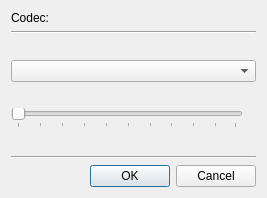
First picture: the form in examples/qt/hacker/writeoptions.ui, repository HappySeaFox/sail, before the edit.
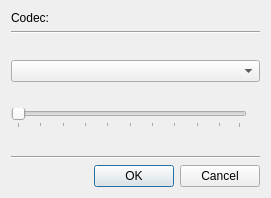
Second picture: the form after the edit.

What changed in the file:
```diff
--- a/examples/qt/hacker/writeoptions.ui
+++ b/examples/qt/hacker/writeoptions.ui
@@ -6,7 +6,7 @@
    <rect>
     <x>0</x>
     <y>0</y>
-    <width>267</width>
+    <width>271</width>
     <height>198</height>
    </rect>
   </property>
@@ -14,24 +14,51 @@
    <string>Write options tuning</string>
   </property>
   <layout class="QGridLayout" name="gridLayout">
-   <item row="0" column="0">
-    <widget class="QLabel" name="label">
-     <property name="text">
-      <string>Codec:</string>
-     </property>
-    </widget>
+   <item row="0" column="0" colspan="2">
+    <layout class="QHBoxLayout" name="horizontalLayout_2">
+     <item>
+      <widget class="QLabel" name="label">
+       <property name="text">
+        <string>Codec:</string>
+       </property>
+      </widget>
+     </item>
+     <item>
+      <widget class="QLabel" name="labelCodec">
+       <property name="sizePolicy">
+        <sizepolicy hsizetype="Preferred" vsizetype="Preferred">
+         <horstretch>1</horstretch>
+         <verstretch>0</verstretch>
+        </sizepolicy>
+       </property>
+       <property name="font">
+        <font>
+         <weight>75</weight>
+         <bold>true</bold>
+        </font>
+       </property>
+      </widget>
+     </item>
+    </layout>
    </item>
-   <item row="1" column="0" colspan="3">
+   <item row="1" column="0" colspan="2">
     <widget class="Line" name="line_2">
      <property name="orientation">
       <enum>Qt::Horizontal</enum>
      </property>
     </widget>
    </item>
-   <item row="4" column="0">
-    <widget class="QLabel" name="labelCompression"/>
+   <item row="2" column="0" colspan="2">
+    <widget class="QLabel" name="labelColor">
+     <property name="text">
+      <string/>
+     </property>
+    </widget>
    </item>
-   <item row="5" column="0" colspan="3">
+   <item row="3" column="0" colspan="2">
+    <widget class="QComboBox" name="comboColor"/>
+   </item>
+   <item row="5" column="0" colspan="2">
     <layout class="QHBoxLayout" name="horizontalLayout">
      <item>
       <widget class="QSlider" name="sliderCompression">
@@ -58,7 +85,7 @@
      </item>
     </layout>
    </item>
-   <item row="6" column="2">
+   <item row="6" column="1">
     <spacer name="verticalSpacer">
      <property name="orientation">
       <enum>Qt::Vertical</enum>
@@ -71,33 +98,14 @@
      </property>
     </spacer>
    </item>
-   <item row="7" column="0" colspan="3">
+   <item row="7" column="0" colspan="2">
     <widget class="Line" name="line">
      <property name="orientation">
       <enum>Qt::Horizontal</enum>
      </property>
     </widget>
    </item>
-   <item row="3" column="0" colspan="3">
-    <widget class="QComboBox" name="comboColor"/>
-   </item>
-   <item row="0" column="1" colspan="2">
-    <widget class="QLabel" name="labelCodec">
-     <property name="sizePolicy">
-      <sizepolicy hsizetype="Preferred" vsizetype="Preferred">
-       <horstretch>1</horstretch>
-       <verstretch>0</verstretch>
-      </sizepolicy>
-     </property>
-     <property name="font">
-      <font>
-       <weight>75</weight>
-       <bold>true</bold>
-      </font>
-     </property>
-    </widget>
-   </item>
-   <item row="8" column="0" colspan="3">
+   <item row="8" column="0" colspan="2">
     <widget class="QDialogButtonBox" name="buttonBox">
      <property name="orientation">
       <enum>Qt::Horizontal</enum>
@@ -107,12 +115,8 @@
      </property>
     </widget>
    </item>
-   <item row="2" column="0" colspan="3">
-    <widget class="QLabel" name="labelColor">
-     <property name="text">
-      <string/>
-     </property>
-    </widget>
+   <item row="4" column="0" colspan="2">
+    <widget class="QLabel" name="labelCompression"/>
    </item>
   </layout>
  </widget>
```
